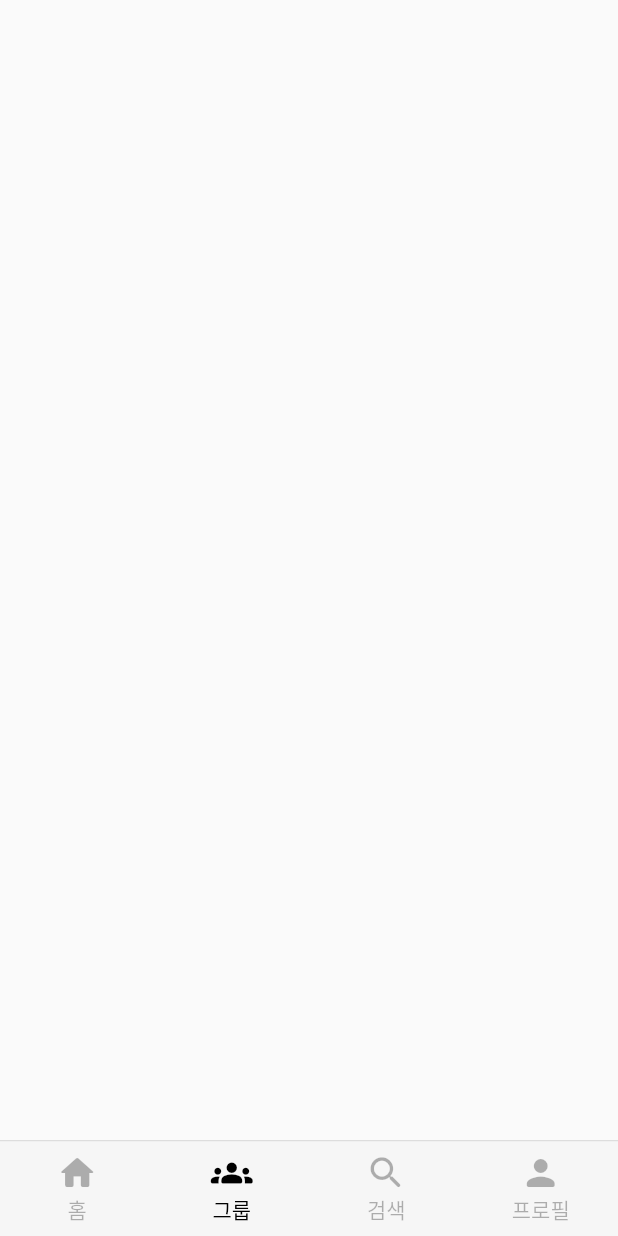
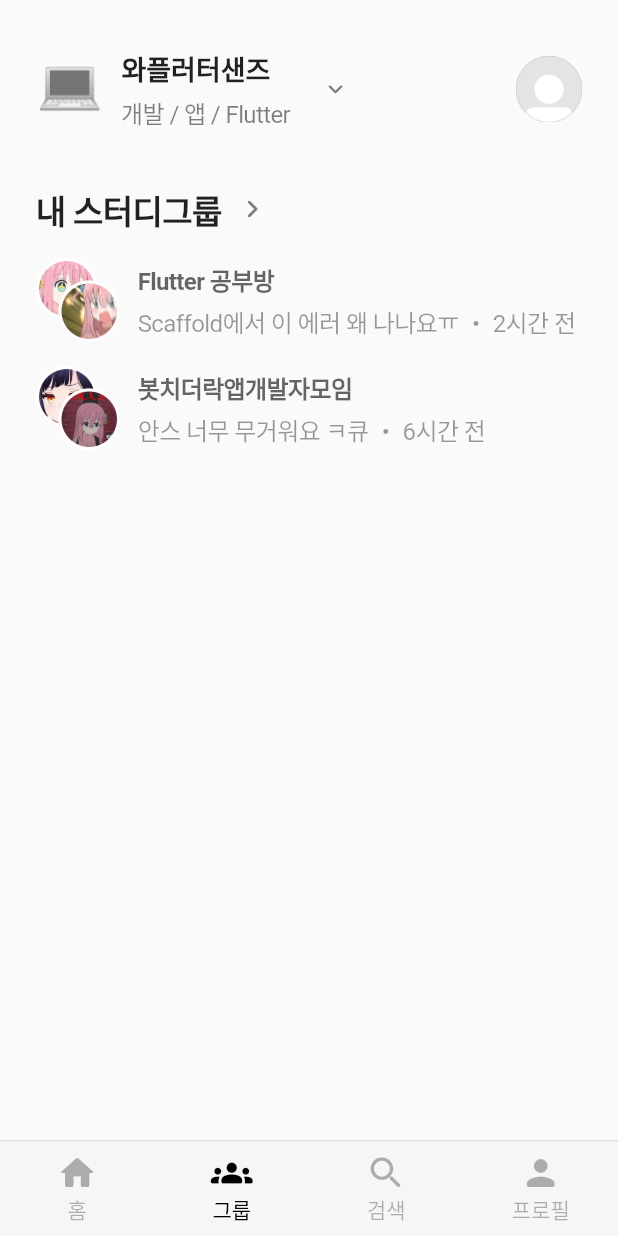
Before and after one commit to fxxntrbl/kscy-2023-frontend, a Flutter app: the screen it shows after launch, item 2 of the bottom bar chosen, on a phone screen of 412 x 824 dp. Run offline on Flutter 3.47's test engine with Material 2 defaults, Android fonts, the phone set to English and light mode, and no system bars; our stand-ins replace tuple; Roboto replaces fonts that are missing (Pretendard).

Commit message:
feat(page): social

```diff
--- a/lib/pages/social.dart
+++ b/lib/pages/social.dart
@@ -1,5 +1,8 @@
+import 'package:flutter/material.dart';
 import 'package:flutter/src/widgets/container.dart';
 import 'package:flutter/src/widgets/framework.dart';
+import 'package:kscy_2023_frontend/widgets/chat.dart';
+import '../widgets/topbar.dart';
 
 class SocialPage extends StatefulWidget {
   const SocialPage({super.key});
@@ -11,6 +14,54 @@ class SocialPage extends StatefulWidget {
 class _SocialPageState extends State<SocialPage> {
   @override
   Widget build(BuildContext context) {
-    return Container();
+    return Container(
+      child: Column(
+        crossAxisAlignment: CrossAxisAlignment.start,
+        children: [
+          TopBar(),
+          const SizedBox(height: 36),
+          Padding(
+            padding: const EdgeInsets.symmetric(horizontal: 24),
+            child: Column(
+              crossAxisAlignment: CrossAxisAlignment.start,
+              children: [
+                Row(
+                  children: [
+                    Text(
+                      "내 스터디그룹",
+                      style: TextStyle(
+                          fontWeight: FontWeight.w600,
+                          fontSize: 22,
+                          letterSpacing: -0.4),
+                    ),
+                    const SizedBox(
+                      width: 8,
+                    ),
+                    Icon(
+                      Icons.chevron_right_rounded,
+                      color: Color.fromRGBO(0, 0, 0, 0.5),
+                    ),
+                  ],
+                ),
+                const SizedBox(
+                  height: 16,
+                ),
+                ChatWidget(
+                    title: "Flutter 공부방",
+                    desc: "Scaffold에서 이 에러 왜 나나요ㅠ ・ 2시간 전",
+                    imageIndex: 1),
+                const SizedBox(
+                  height: 16,
+                ),
+                ChatWidget(
+                    title: "봇치더락앱개발자모임",
+                    desc: "안스 너무 무거워요 ㅋ큐 ・ 6시간 전",
+                    imageIndex: 2)
+              ],
+            ),
+          ),
+        ],
+      ),
+    );
   }
 }
--- a/lib/utils/daily_value.dart
+++ b/lib/utils/daily_value.dart
@@ -1,4 +1,7 @@
 List<String> dailyDesc = [
+  "Flutter의 기초를 학습합니다.",
+  "Flutter의 기초를 학습합니다.",
+  "Flutter의 기초를 학습합니다.",
   "Flutter의 기초를 학습합니다.",
   "Flutter의 기초를 학습합니다.",
   "Flutter의 기초를 학습합니다.",
--- /dev/null
+++ b/lib/widgets/chat.dart
@@ -0,0 +1,58 @@
+import 'package:flutter/material.dart';
+import 'package:flutter/src/widgets/container.dart';
+import 'package:flutter/src/widgets/framework.dart';
+
+class ChatWidget extends StatelessWidget {
+  const ChatWidget(
+      {Key? key,
+      required this.title,
+      required this.desc,
+      required this.imageIndex})
+      : super(key: key);
+
+  final String title;
+  final String desc;
+  final int imageIndex;
+
+  @override
+  Widget build(BuildContext context) {
+    return Container(
+      child: Row(children: [
+        Image.asset(
+          'assets/group$imageIndex.png',
+          width: 56,
+          height: 56,
+        ),
+        const SizedBox(
+          width: 12,
+        ),
+        Column(
+          crossAxisAlignment: CrossAxisAlignment.start,
+          children: [
+            Text(
+              title,
+              style: TextStyle(
+                fontSize: 16,
+                fontWeight: FontWeight.w600,
+                color: Color.fromRGBO(0, 0, 0, 0.6),
+                letterSpacing: -0.4,
+              ),
+            ),
+            const SizedBox(
+              height: 4,
+            ),
+            Text(
+              desc,
+              style: TextStyle(
+                fontSize: 16,
+                fontWeight: FontWeight.w400,
+                color: Color.fromRGBO(0, 0, 0, 0.4),
+                letterSpacing: -0.4,
+              ),
+            )
+          ],
+        )
+      ]),
+    );
+  }
+}
--- a/pubspec.yaml
+++ b/pubspec.yaml
@@ -62,6 +62,8 @@ flutter:
   # To add assets to your application, add an assets section, like this:
   assets:
     - assets/defaultpic.png
+    - assets/group1.png
+    - assets/group2.png
   #   - images/a_dot_ham.jpeg
 
   # An image asset can refer to one or more resolution-specific "variants", see
```
Also changed, not shown: lib/pages/home.dart (+7 -2 lines), lib/pages/home/daily.dart (+38 -6 lines), assets/Frame 153.png (deleted), assets/group1.png (added), assets/group2.png (added).
